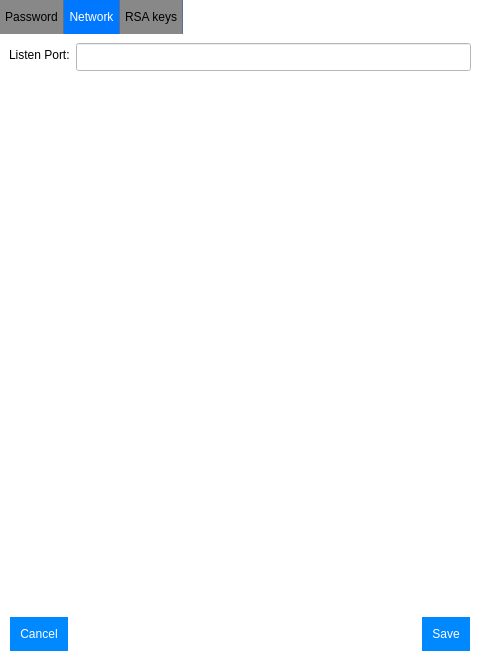
First picture: the form in src/settingswindow.ui, repository thomas-picariello/SDTP, before the edit.
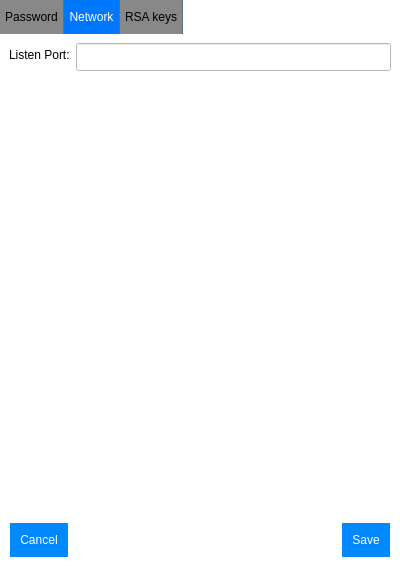
Second picture: the form after the edit. The open tabs and pages were chosen to show the change. Icons and pictures are not drawn.

Commit message: Restoring SettingsWindow UI

Diff of the .ui file:
```diff
--- a/src/settingswindow.ui
+++ b/src/settingswindow.ui
@@ -2,14 +2,6 @@
 <ui version="4.0">
  <class>SettingsWindow</class>
  <widget class="QWidget" name="SettingsWindow">
-  <property name="geometry">
-   <rect>
-    <x>0</x>
-    <y>0</y>
-    <width>480</width>
-    <height>661</height>
-   </rect>
-  </property>
   <property name="minimumSize">
    <size>
     <width>400</width>
@@ -121,7 +113,7 @@
    <item>
     <widget class="QTabWidget" name="tabs">
      <property name="currentIndex">
-      <number>1</number>
+      <number>0</number>
      </property>
      <widget class="QWidget" name="pwd_tab">
       <attribute name="title">
@@ -233,12 +225,6 @@
        <string>Network</string>
       </attribute>
       <layout class="QFormLayout" name="formLayout_2">
-       <property name="bottomMargin">
-        <number>5</number>
-       </property>
-       <item row="1" column="1">
-        <widget class="QLineEdit" name="net_port_input"/>
-       </item>
        <item row="1" column="0">
         <widget class="QLabel" name="net_listenport_label">
          <property name="text">
@@ -249,6 +235,9 @@
          </property>
         </widget>
        </item>
+       <item row="1" column="1">
+        <widget class="QLineEdit" name="net_port_input"/>
+       </item>
       </layout>
      </widget>
      <widget class="QWidget" name="rsa_tab">
```
